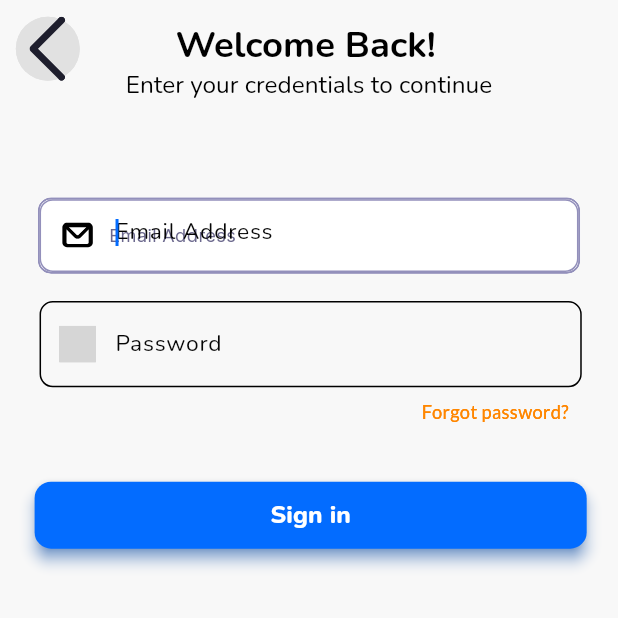
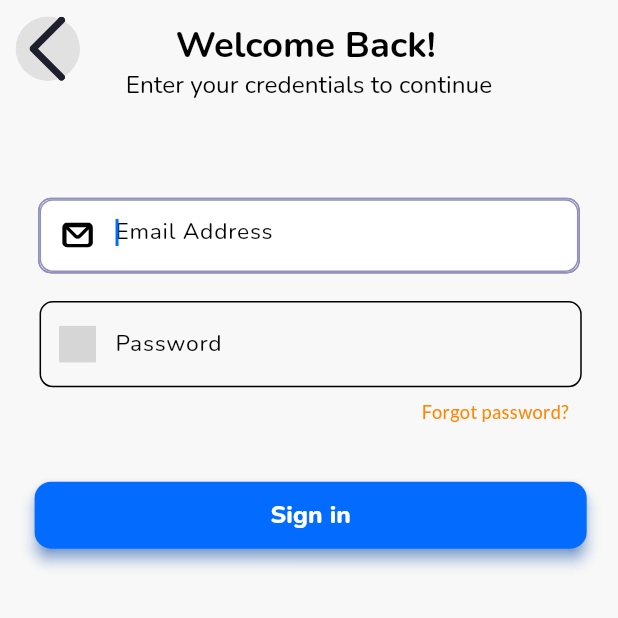
Before and after one commit to Adama101/FedaAfrica, a Flutter app: the ParentLoginScreen screen opened by its route, on a phone screen of 412 x 824 dp, the top half of it. Run offline on Flutter 3.47's test engine with Material 3 defaults, Android fonts, the phone set to English and light mode, and no system bars; our stand-ins replace cached_network_image, carousel_slider, easy_date_timeline, flutter_svg, smooth_page_indicator; grey boxes are pictures that could not be loaded.

Commit message:
changes made of the parent login screen

```diff
--- a/lib/screens/parent_screens/parent_login_screen/parent_login_screen.dart
+++ b/lib/screens/parent_screens/parent_login_screen/parent_login_screen.dart
@@ -83,7 +83,7 @@ class ParentLoginScreen extends StatelessWidget {
                                                 Align(
                                                     alignment: Alignment.center,
                                                     child: Text(
-                                                        "Forgot password?",
+                                                        "",
                                                         style: CustomTextStyles
                                                             .bodySmallOrange600))
                                               ]))),
@@ -240,7 +240,7 @@ class ParentLoginScreen extends StatelessWidget {
                             Padding(
                                 padding: EdgeInsets.only(
                                     left: 8.h, top: 4.v, bottom: 4.v),
-                                child: Text("Email Address",
+                                child: Text("",
                                     style: CustomTextStyles
                                         .bodySmallInterBluegray500))
                           ]))),
```
